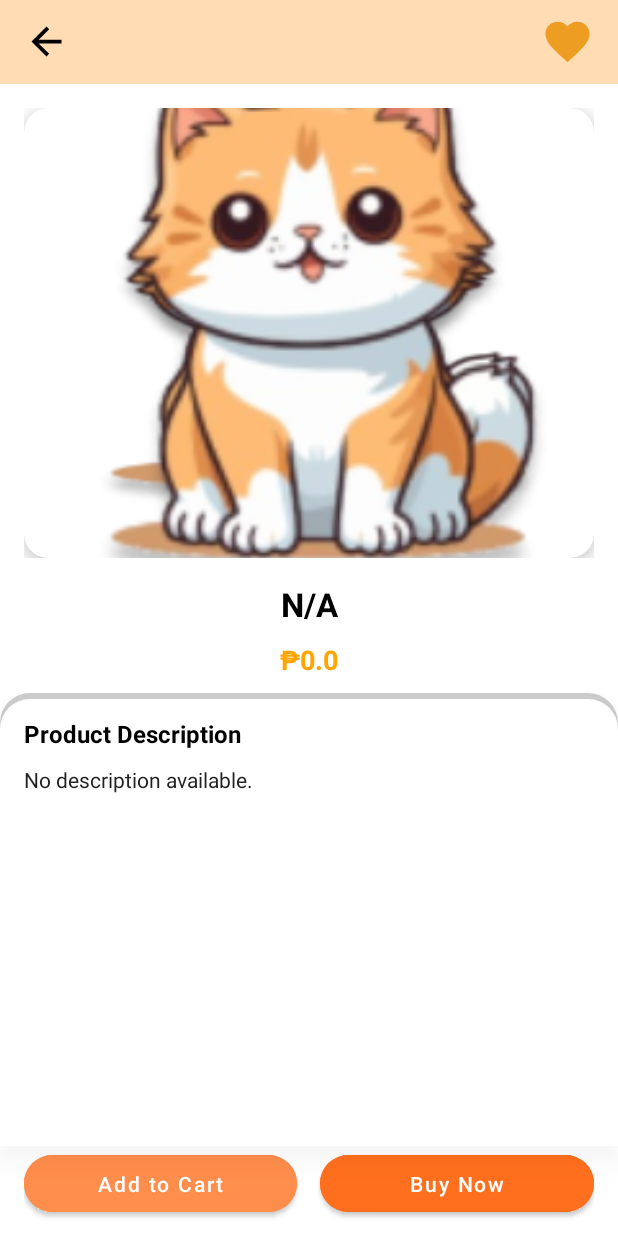
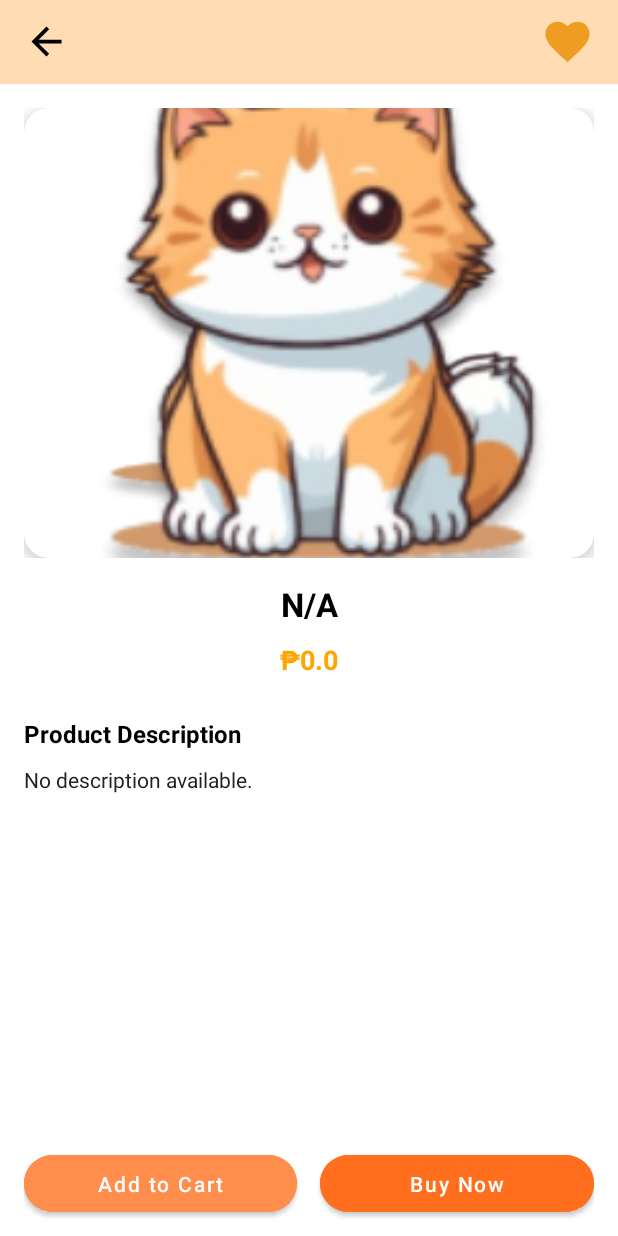
Before and after one commit to MarkKheanViari/PetPal-E-commerce-Booking-Mobile-, an Android app: the ProductDetailsActivity screen opened directly, with no data from a screen before it, on a phone screen of 412 x 824 dp. Run offline under Robolectric (Android 15) with nearby library versions, the phone set to English and light mode, and no system bars; pictures from the network do not load.

Commit message:
Update activity_product_details.xml

```diff
--- a/app/src/main/res/layout/activity_product_details.xml
+++ b/app/src/main/res/layout/activity_product_details.xml
@@ -1,9 +1,10 @@
 <?xml version="1.0" encoding="utf-8"?>
-<androidx.constraintlayout.widget.ConstraintLayout xmlns:android="http://schemas.android.com/apk/res/android"
+<androidx.constraintlayout.widget.ConstraintLayout
+    xmlns:android="http://schemas.android.com/apk/res/android"
     xmlns:app="http://schemas.android.com/apk/res-auto"
+    xmlns:tools="http://schemas.android.com/tools"
     android:layout_width="match_parent"
     android:layout_height="match_parent"
-    xmlns:tools="http://schemas.android.com/tools"
     android:background="@color/white"
     tools:context=".ProductDetailsActivity">
 
@@ -92,7 +93,7 @@
         app:layout_constraintStart_toStartOf="parent"
         app:layout_constraintEnd_toEndOf="parent" />
 
-
+    <!-- Description container without outline -->
     <LinearLayout
         android:layout_width="match_parent"
         android:layout_height="0dp"
@@ -101,7 +102,7 @@
         android:padding="16dp"
         android:elevation="6dp"
         android:translationZ="3dp"
-        android:background="@drawable/product_card"
+        android:background="@android:color/transparent"
         app:layout_constraintBottom_toTopOf="@id/product_buttons"
         app:layout_constraintTop_toBottomOf="@+id/prduct_price"
         app:layout_constraintStart_toStartOf="parent"
@@ -129,9 +130,6 @@
             android:textColor="#212121"
             android:maxLines="5"
             android:ellipsize="end"/>
-
-        <!-- Action Buttons -->
-
     </LinearLayout>
 
     <LinearLayout
@@ -170,9 +168,6 @@
             android:backgroundTint="@color/darker_orange"
             app:cornerRadius="25dp"
             android:textAllCaps="false"/>
-
     </LinearLayout>
 
-
-
 </androidx.constraintlayout.widget.ConstraintLayout>
```
